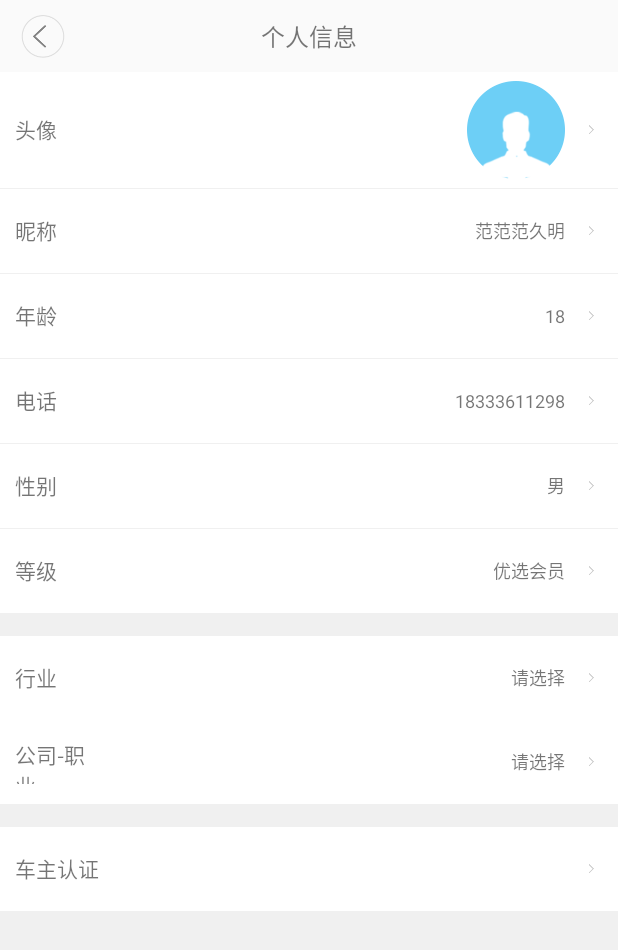
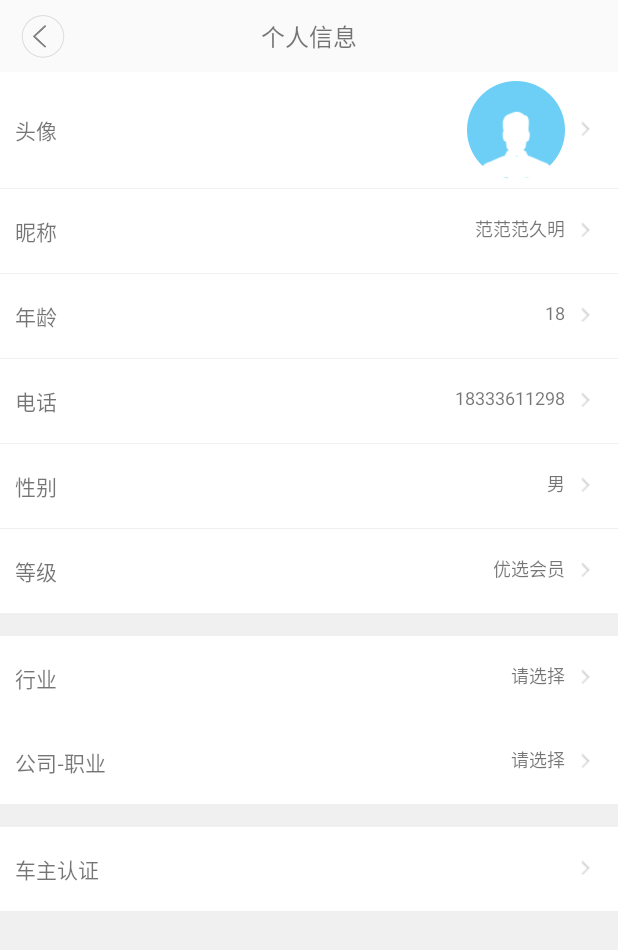
Before and after one commit to little-sparkle/raptor_client_android, an Android app: the layout activity_info.xml on its own in the app's theme, with its tools: preview values and no code run, on a phone screen of 412 x 824 dp. Shown: the top 950 px of the screen. Run offline under Robolectric (Android 15) with nearby library versions, the phone set to English and light mode, and no system bars.

Commit message:
代码修改

```diff
--- a/app/src/main/java/com/littlesparkle/growler/raptor/ui/activity/HistoricalJourneyActivity.java
+++ b/app/src/main/java/com/littlesparkle/growler/raptor/ui/activity/HistoricalJourneyActivity.java
@@ -3,6 +3,7 @@ package com.littlesparkle.growler.raptor.ui.activity;
 import android.os.Message;
 import android.widget.ListView;
 
+import com.littlesparkle.growler.library.activity.BaseActivity;
 import com.littlesparkle.growler.library.activity.BaseFragmentActivity;
 import com.littlesparkle.growler.library.activity.HandlerActivity;
 import com.littlesparkle.growler.raptor.R;
@@ -15,7 +16,7 @@ import java.util.List;
 /**
  * Created by dell on 2016/7/7.
  */
-public class HistoricalJourneyActivity extends BaseFragmentActivity {
+public class HistoricalJourneyActivity extends BaseActivity {
 
     private ListView mListView = null;
     private ItemLvJourneyAdapter mItemLvJourneyAdapter = null;
@@ -39,7 +40,7 @@ public class HistoricalJourneyActivity extends BaseFragmentActivity {
 
 
     @Override
-    public int setActivityContentView() {
+    public int getLayoutResId() {
         return R.layout.activity_historical_journey;
     }
 
--- a/app/src/main/java/com/littlesparkle/growler/raptor/utils/ScreenUtils.java
+++ b/app/src/main/java/com/littlesparkle/growler/raptor/utils/ScreenUtils.java
@@ -5,6 +5,7 @@ import android.content.Context;
 import android.graphics.Bitmap;
 import android.graphics.Rect;
 import android.util.DisplayMetrics;
+import android.util.TypedValue;
 import android.view.View;
 import android.view.WindowManager;
 
@@ -18,6 +19,9 @@ public class ScreenUtils
         /* cannot be instantiated */
         throw new UnsupportedOperationException("cannot be instantiated");
     }
+
+
+
 
     /**
      * 获得屏幕宽度
--- a/app/src/main/res/layout/activity_info.xml
+++ b/app/src/main/res/layout/activity_info.xml
@@ -12,17 +12,15 @@
             android:id="@+id/bt_back"
             android:layout_width="37dp"
             android:layout_height="40dp"
-            android:layout_alignParentStart="true"
-            android:layout_alignTop="@+id/tv_title"
+            android:layout_centerVertical="true"
             android:layout_marginLeft="10dp"
             android:background="@drawable/bt_back"/>
         <TextView
             android:id="@+id/tv_title"
-            android:layout_width="240dp"
-            android:layout_height="40dp"
+            android:layout_width="wrap_content"
+            android:layout_height="wrap_content"
             android:layout_centerHorizontal="true"
             android:layout_centerVertical="true"
-            android:gravity="center"
             android:text="@string/title_information"
             android:textSize="16sp"/>
     </RelativeLayout>
@@ -46,8 +44,8 @@
                 android:layout_below="@+id/relativeLayout"
                 android:background="#fff">
                 <TextView
-                    android:layout_width="60dp"
-                    android:layout_height="30dp"
+                    android:layout_width="wrap_content"
+                    android:layout_height="wrap_content"
                     android:layout_alignParentStart="true"
                     android:layout_centerVertical="true"
                     android:layout_marginStart="10dp" android:gravity="center_vertical"
@@ -63,8 +61,8 @@
                     android:background="@drawable/default_header"/>
                 <ImageView
 
-                    android:layout_width="14.6dp"
-                    android:layout_height="14.6dp"
+                    android:layout_width="22dp"
+                    android:layout_height="22dp"
                     android:layout_marginRight="10dp"
                     android:background="@drawable/right_arrow"
                     android:layout_centerVertical="true"
@@ -84,8 +82,8 @@
 
                 <TextView
                     android:id="@+id/tv_name"
-                    android:layout_width="60dp"
-                    android:layout_height="30dp"
+                    android:layout_width="wrap_content"
+                    android:layout_height="wrap_content"
                     android:layout_alignParentStart="true"
                     android:layout_centerVertical="true"
                     android:layout_marginStart="10dp"
@@ -95,8 +93,8 @@
 
                 <TextView
                     android:id="@+id/setting_tv_nickname"
-                    android:layout_width="150dp"
-                    android:layout_height="30dp"
+                    android:layout_width="wrap_content"
+                    android:layout_height="wrap_content"
                     android:layout_alignParentEnd="true"
                     android:layout_alignTop="@+id/tv_name"
                     android:layout_marginEnd="35dp"
@@ -104,8 +102,8 @@
                     android:text="范范范久明"
                     android:textSize="12sp"/>
                 <ImageView
-                    android:layout_width="14.6dp"
-                    android:layout_height="14.6dp"
+                    android:layout_width="22dp"
+                    android:layout_height="22dp"
                     android:layout_marginRight="10dp"
                     android:background="@drawable/right_arrow"
                     android:layout_centerVertical="true"
@@ -122,12 +120,13 @@
                 android:layout_width="match_parent"
                 android:layout_height="56dp"
                 android:layout_alignParentStart="true"
-                android:layout_below="@+id/setting_nickname" android:background="#fff">
+                android:layout_below="@+id/setting_nickname"
+                android:background="#fff">
 
                 <TextView
                     android:id="@+id/tv_age"
-                    android:layout_width="60dp"
-                    android:layout_height="30dp"
+                    android:layout_width="wrap_content"
+                    android:layout_height="wrap_content"
                     android:layout_alignParentStart="true"
                     android:layout_centerVertical="true"
                     android:layout_marginStart="10dp"
@@ -137,16 +136,16 @@
 
                 <TextView
                     android:id="@+id/setting_tv_age"
-                    android:layout_width="150dp"
-                    android:layout_height="30dp"
+                    android:layout_width="wrap_content"
+                    android:layout_height="wrap_content"
                     android:layout_alignParentEnd="true"
                     android:layout_alignTop="@+id/tv_age"
                     android:layout_marginEnd="35dp" android:gravity="right|center"
                     android:text="18" android:textSize="12sp"/>
 
                 <ImageView
-                    android:layout_width="14.6dp"
-                    android:layout_height="14.6dp"
+                    android:layout_width="22dp"
+                    android:layout_height="22dp"
                     android:layout_marginRight="10dp"
                     android:background="@drawable/right_arrow"
                     android:layout_centerVertical="true"
@@ -166,8 +165,8 @@
 
                 <TextView
                     android:id="@+id/tv_number"
-                    android:layout_width="60dp"
-                    android:layout_height="30dp"
+                    android:layout_width="wrap_content"
+                    android:layout_height="wrap_content"
                     android:layout_alignParentStart="true"
                     android:layout_centerVertical="true"
                     android:layout_marginStart="10dp"
@@ -177,16 +176,16 @@
 
                 <TextView
                     android:id="@+id/setting_tv_number"
-                    android:layout_width="150dp"
-                    android:layout_height="30dp"
+                    android:layout_width="wrap_content"
+                    android:layout_height="wrap_content"
                     android:layout_alignParentEnd="true"
                     android:layout_alignTop="@+id/tv_number"
                     android:layout_marginEnd="35dp" android:gravity="right|center"
                     android:text="18333611298" android:textSize="12sp"/>
 
                 <ImageView
-                    android:layout_width="14.6dp"
-                    android:layout_height="14.6dp"
+                    android:layout_width="22dp"
+                    android:layout_height="22dp"
                     android:layout_marginRight="10dp"
                     android:background="@drawable/right_arrow"
                     android:layout_centerVertical="true"
@@ -206,8 +205,8 @@
 
                 <TextView
                     android:id="@+id/tv_sex"
-                    android:layout_width="60dp"
-                    android:layout_height="30dp"
+                    android:layout_width="wrap_content"
+                    android:layout_height="wrap_content"
                     android:layout_alignParentStart="true"
                     android:layout_centerVertical="true"
                     android:layout_marginStart="10dp"
@@ -217,8 +216,8 @@
 
                 <TextView
                     android:id="@+id/setting_tv_sex"
-                    android:layout_width="150dp"
-                    android:layout_height="30dp"
+                    android:layout_width="wrap_content"
+                    android:layout_height="wrap_content"
                     android:layout_alignParentEnd="true"
                     android:layout_alignTop="@+id/tv_sex"
                     android:layout_marginEnd="35dp"
@@ -226,8 +225,8 @@
                     android:text="男" android:textSize="12sp"/>
 
                 <ImageView
-                    android:layout_width="14.6dp"
-                    android:layout_height="14.6dp"
+                    android:layout_width="22dp"
+                    android:layout_height="22dp"
                     android:layout_marginRight="10dp"
                     android:background="@drawable/right_arrow"
                     android:layout_centerVertical="true"
@@ -248,8 +247,8 @@
 
                 <TextView
                     android:id="@+id/tv_level"
-                    android:layout_width="60dp"
-                    android:layout_height="30dp"
+                    android:layout_width="wrap_content"
+                    android:layout_height="wrap_content"
                     android:layout_alignParentStart="true"
                     android:layout_centerVertical="true"
                     android:layout_marginStart="10dp"
@@ -259,8 +258,8 @@
 
                 <TextView
                     android:id="@+id/setting_tv_level"
-                    android:layout_width="150dp"
-                    android:layout_height="30dp"
+                    android:layout_width="wrap_content"
+                    android:layout_height="wrap_content"
                     android:layout_alignParentEnd="true"
                     android:layout_alignTop="@+id/tv_level"
                     android:layout_marginEnd="35dp"
@@ -268,8 +267,8 @@
                     android:text="优选会员" android:textSize="12sp"/>
 
                 <ImageView
-                    android:layout_width="14.6dp"
-                    android:layout_height="14.6dp"
+                    android:layout_width="22dp"
+                    android:layout_height="22dp"
                     android:layout_marginRight="10dp"
                     android:background="@drawable/right_arrow"
                     android:layout_centerVertical="true"
@@ -288,8 +287,8 @@
 
                 <TextView
                     android:id="@+id/tv_profession"
-                    android:layout_width="60dp"
-                    android:layout_height="30dp"
+                    android:layout_width="wrap_content"
+                    android:layout_height="wrap_content"
                     android:layout_alignParentStart="true"
                     android:layout_centerVertical="true"
                     android:layout_marginStart="10dp"
@@ -299,8 +298,8 @@
 
                 <TextView
                     android:id="@+id/setting_tv_profession"
-                    android:layout_width="150dp"
-                    android:layout_height="30dp"
+                    android:layout_width="wrap_content"
+                    android:layout_height="wrap_content"
                     android:layout_alignParentEnd="true"
                     android:layout_alignTop="@+id/tv_profession"
                     android:layout_marginEnd="35dp"
@@ -309,8 +308,8 @@
                     android:textSize="12sp"/>
 
                 <ImageView
-                    android:layout_width="14.6dp"
-                    android:layout_height="14.6dp"
+                    android:layout_width="22dp"
+                    android:layout_height="22dp"
                     android:layout_marginRight="10dp"
                     android:background="@drawable/right_arrow"
                     android:layout_centerVertical="true"
@@ -327,8 +326,8 @@
 
                 <TextView
                     android:id="@+id/tv_company"
-                    android:layout_width="60dp"
-                    android:layout_height="30dp"
+                    android:layout_width="wrap_content"
+                    android:layout_height="wrap_content"
                     android:layout_alignParentStart="true"
                     android:layout_centerVertical="true"
                     android:layout_marginStart="10dp"
@@ -338,8 +337,8 @@
 
                 <TextView
                     android:id="@+id/setting_tv_company"
-                    android:layout_width="150dp"
-                    android:layout_height="30dp"
+                    android:layout_width="wrap_content"
+                    android:layout_height="wrap_content"
                     android:layout_alignParentEnd="true"
                     android:layout_alignTop="@+id/tv_company"
                     android:layout_marginEnd="35dp"
@@ -348,8 +347,8 @@
                     android:textSize="12sp"/>
 
                 <ImageView
-                    android:layout_width="14.6dp"
-                    android:layout_height="14.6dp"
+                    android:layout_width="22dp"
+                    android:layout_height="22dp"
                     android:layout_marginRight="10dp"
                     android:background="@drawable/right_arrow"
                     android:layout_centerVertical="true"
@@ -367,8 +366,8 @@
 
                 <TextView
                     android:id="@+id/tv_driver"
-                    android:layout_width="100dp"
-                    android:layout_height="30dp"
+                    android:layout_width="wrap_content"
+                    android:layout_height="wrap_content"
                     android:layout_alignParentStart="true"
                     android:layout_centerVertical="true"
                     android:layout_marginStart="10dp"
@@ -376,8 +375,8 @@
                     android:text="@string/driver"
                     android:textSize="14sp"/>
                 <ImageView
-                    android:layout_width="14.6dp"
-                    android:layout_height="14.6dp"
+                    android:layout_width="22dp"
+                    android:layout_height="22dp"
                     android:layout_marginRight="10dp"
                     android:background="@drawable/right_arrow"
                     android:layout_centerVertical="true"
--- a/app/src/main/res/layout/head_popwindow.xml
+++ b/app/src/main/res/layout/head_popwindow.xml
@@ -1,7 +1,7 @@
 <?xml version="1.0" encoding="utf-8"?>
 <RelativeLayout xmlns:android="http://schemas.android.com/apk/res/android"
                 android:layout_width="match_parent"
-                android:layout_height="180dp"
+                android:layout_height="160dp"
                 android:orientation="vertical">
 
     <TextView android:id="@+id/tv_photo"
@@ -20,7 +20,6 @@
               android:layout_below="@+id/tv_photo"
               android:background="#fff"
               android:gravity="center"
-
               android:text="@string/camera"
               android:textSize="16sp"/>
     <TextView android:id="@+id/tv_cancale_popwindow"
@@ -30,7 +29,8 @@
               android:gravity="center"
               android:text="@string/cancle"
               android:textSize="16sp"
-              android:layout_alignParentBottom="true" android:layout_alignStart="@+id/tv_camera"/>
+              android:layout_alignParentBottom="true"
+              android:layout_alignStart="@+id/tv_camera"/>
 
 
 </RelativeLayout>
--- a/app/src/main/res/layout/item_lv_journey.xml
+++ b/app/src/main/res/layout/item_lv_journey.xml
@@ -57,8 +57,8 @@
     />
     <ImageView
         android:id="@+id/button"
-        android:layout_width="14.6dp"
-        android:layout_height="14.6dp"
+        android:layout_width="22dp"
+        android:layout_height="22dp"
         android:layout_alignParentEnd="true"
         android:layout_alignTop="@+id/tv_journey_from"
         android:layout_marginRight="10dp"
--- a/app/src/main/res/values-w820dp/dimens.xml
+++ b/app/src/main/res/values-w820dp/dimens.xml
@@ -8,4 +8,9 @@
          (such as screen margins) for screens with more than 820dp of available width. This
          would include 7" and 10" devices in landscape (~960dp and ~1280dp respectively). -->
 
+
+    <!-- Example customization of dimensions originally defined in res/values/dimens.xml
+         (such as screen margins) for screens with more than 820dp of available width. This
+         would include 7" and 10" devices in landscape (~960dp and ~1280dp respectively). -->
+    <dimen name="activity_horizontal_margin">64dp</dimen>
 </resources>
--- a/app/src/main/res/values/dimens.xml
+++ b/app/src/main/res/values/dimens.xml
@@ -19,8 +19,9 @@
     <dimen name="divider_height">0.5dp</dimen>
     <dimen name="relative_time_height">56dp</dimen>
     <dimen name="from_to_relative_height">112.5dp</dimen>
-
-
+    <!-- Default screen margins, per the Android Design guidelines. -->
+    <dimen name="activity_horizontal_margin">16dp</dimen>
+    <dimen name="activity_vertical_margin">16dp</dimen>
 
 
 </resources>
--- a/app/src/main/res/values/strings.xml
+++ b/app/src/main/res/values/strings.xml
@@ -47,5 +47,7 @@
     <string name="editor">编辑</string>
     <string name="set_home_address">设置家庭地址</string>
     <string name="set_company_address">设置公司地址</string>
+    <string name="help">帮助</string>
+    <string name="product">产品</string>
 
 </resources>
```
Also changed, not shown: app/src/main/AndroidManifest.xml (+17 -5 lines), app/src/main/java/com/littlesparkle/growler/raptor/service/HttpService.java (deleted, +0 -52 lines), app/src/main/java/com/littlesparkle/growler/raptor/ui/activity/AboutActivity.java (added, +15 -0 lines), app/src/main/java/com/littlesparkle/growler/raptor/ui/activity/CommonAddressActivity.java (added, +26 -0 lines), app/src/main/java/com/littlesparkle/growler/raptor/ui/activity/DestinationActivity.java (+5 -4 lines), app/src/main/java/com/littlesparkle/growler/raptor/ui/activity/InfoActivity.java (+13 -7 lines), app/src/main/java/com/littlesparkle/growler/raptor/ui/activity/MainActivity.java (+16 -8 lines), app/src/main/java/com/littlesparkle/growler/raptor/ui/activity/SettingActivity.java (+21 -6 lines), app/src/main/java/com/littlesparkle/growler/raptor/utils/DensityUtils.java (added, +44 -0 lines), app/src/main/res/layout/activity_about.xml (added, +116 -0 lines), app/src/main/res/layout/activity_common_address.xml (added, +115 -0 lines), app/src/main/res/layout/activity_setting.xml (+44 -41 lines).
